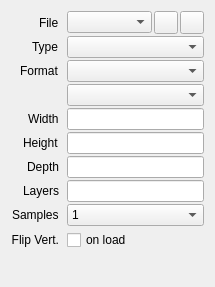
Old version of the form src/session/properties/TextureProperties.ui in the repository houmain/gpupad.
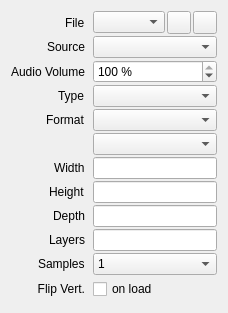
New version of the form. Icons and pictures are not drawn. Custom widgets are drawn as their Qt base class.

Commit message: Added texture source types

Patch:
```diff
--- a/src/session/properties/TextureProperties.ui
+++ b/src/session/properties/TextureProperties.ui
@@ -7,7 +7,7 @@
     <x>0</x>
     <y>0</y>
     <width>215</width>
-    <height>287</height>
+    <height>313</height>
    </rect>
   </property>
   <layout class="QVBoxLayout" name="verticalLayout">
@@ -86,6 +86,42 @@
       </widget>
      </item>
      <item row="1" column="0">
+      <widget class="QLabel" name="labelSourceType">
+       <property name="text">
+        <string>Source</string>
+       </property>
+      </widget>
+     </item>
+     <item row="1" column="1">
+      <widget class="DataComboBox" name="sourceType"/>
+     </item>
+     <item row="2" column="0">
+      <widget class="QLabel" name="labelAudioVolume">
+       <property name="text">
+        <string>Audio Volume</string>
+       </property>
+       <property name="buddy">
+        <cstring>audioVolume</cstring>
+       </property>
+      </widget>
+     </item>
+     <item row="2" column="1">
+      <widget class="QSpinBox" name="audioVolume">
+       <property name="suffix">
+        <string> %</string>
+       </property>
+       <property name="maximum">
+        <number>100</number>
+       </property>
+       <property name="singleStep">
+        <number>5</number>
+       </property>
+       <property name="value">
+        <number>100</number>
+       </property>
+      </widget>
+     </item>
+     <item row="3" column="0">
       <widget class="QLabel" name="labelTarget">
        <property name="sizePolicy">
         <sizepolicy hsizetype="Maximum" vsizetype="Preferred">
@@ -98,70 +134,70 @@
        </property>
       </widget>
      </item>
-     <item row="1" column="1">
+     <item row="3" column="1">
       <widget class="DataComboBox" name="target"/>
      </item>
-     <item row="2" column="0">
+     <item row="4" column="0">
       <widget class="QLabel" name="labelFormat">
        <property name="text">
         <string>Format</string>
        </property>
       </widget>
      </item>
-     <item row="2" column="1">
+     <item row="4" column="1">
       <widget class="DataComboBox" name="formatType"/>
      </item>
-     <item row="3" column="1">
+     <item row="5" column="1">
       <widget class="DataComboBox" name="formatData"/>
      </item>
-     <item row="4" column="0">
+     <item row="6" column="0">
       <widget class="QLabel" name="labelWidth">
        <property name="text">
         <string>Width</string>
        </property>
       </widget>
      </item>
-     <item row="4" column="1">
+     <item row="6" column="1">
       <widget class="ExpressionLineEdit" name="width"/>
      </item>
-     <item row="5" column="0">
+     <item row="7" column="0">
       <widget class="QLabel" name="labelHeight">
        <property name="text">
         <string>Height</string>
        </property>
       </widget>
      </item>
-     <item row="5" column="1">
+     <item row="7" column="1">
       <widget class="ExpressionLineEdit" name="height"/>
      </item>
-     <item row="6" column="0">
+     <item row="8" column="0">
       <widget class="QLabel" name="labelDepth">
        <property name="text">
         <string>Depth</string>
        </property>
       </widget>
      </item>
-     <item row="6" column="1">
+     <item row="8" column="1">
       <widget class="ExpressionLineEdit" name="depth"/>
      </item>
-     <item row="7" column="0">
+     <item row="9" column="0">
       <widget class="QLabel" name="labelLayers">
        <property name="text">
         <string>Layers</string>
        </property>
       </widget>
      </item>
-     <item row="7" column="1">
+     <item row="9" column="1">
       <widget class="ExpressionLineEdit" name="layers"/>
      </item>
-     <item row="8" column="0">
+     <item row="10" column="0">
       <widget class="QLabel" name="labelSamples">
        <property name="text">
         <string>Samples</string>
        </property>
       </widget>
      </item>
-     <item row="8" column="1">
+     <item row="10" column="1">
       <widget class="QComboBox" name="samples">
        <item>
         <property name="text">
@@ -200,7 +236,7 @@
        </item>
       </widget>
      </item>
-     <item row="9" column="0">
+     <item row="11" column="0">
       <widget class="QLabel" name="labelFlipVertically">
        <property name="text">
         <string>Flip Vert.</string>
@@ -213,7 +249,7 @@
        </property>
       </widget>
      </item>
-     <item row="9" column="1">
+     <item row="11" column="1">
       <widget class="QCheckBox" name="flipVertically">
        <property name="minimumSize">
         <size>
```
The commit also changes 33 other files.
